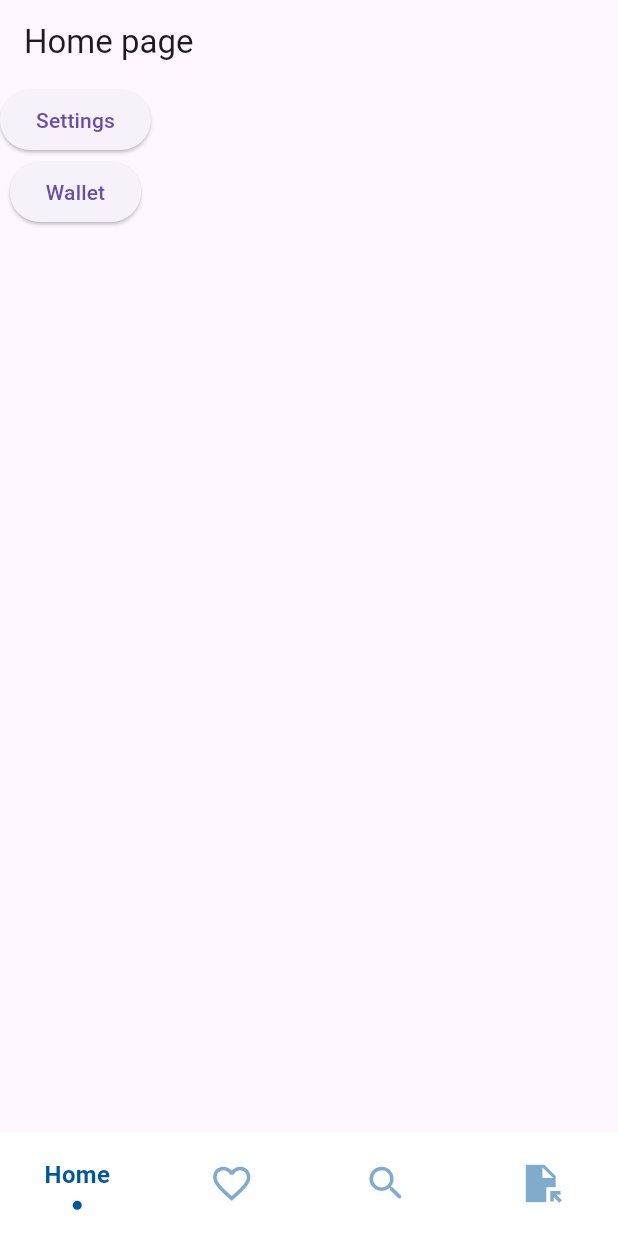
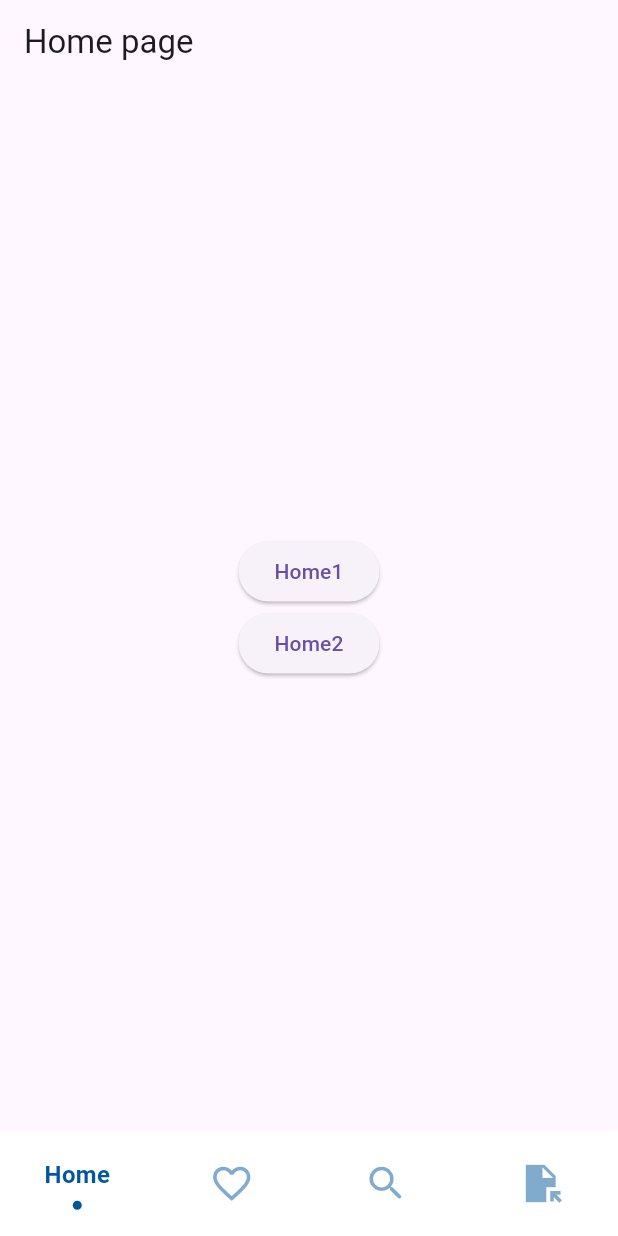
Before and after one commit to sibanjar/gorouter_bottomnav, a Flutter app: the screen it shows after launch, on a phone screen of 412 x 824 dp. Run offline on Flutter 3.47's test engine with Material 3 defaults, Android fonts, the phone set to English and light mode, and no system bars; drawn by our look-alikes of sliding_clipped_nav_bar; our stand-ins replace go_router.

Commit message:
minor fix.

```diff
--- /dev/null
+++ b/lib/home_page.dart
@@ -0,0 +1,43 @@
+import 'package:flutter/material.dart';
+import 'package:go_router/go_router.dart';
+
+import 'utility/routes/route_names.dart';
+
+class HomePage extends StatefulWidget {
+  const HomePage({super.key});
+
+  @override
+  State<HomePage> createState() => _HomePageState();
+}
+
+class _HomePageState extends State<HomePage> {
+
+  @override
+  Widget build(BuildContext context) {
+    return Scaffold(
+      appBar: AppBar(title: const Text('Home page'),),
+      body: Center(
+        child: SingleChildScrollView(
+    child: SafeArea(
+        child: Column(
+          children: [
+          ElevatedButton(
+              onPressed: (){
+                context.goNamed(RoutePathConstants.setting);
+              },
+          child: const Text('Home1'),
+          ),
+            ElevatedButton(
+              onPressed: (){
+                context.goNamed(RoutePathConstants.wallet);
+              },
+          child: const Text('Home2'),
+          ),
+        ]
+         ),
+    ),
+    ),
+      ),
+    );
+  }
+}
--- a/lib/nav_component/home_page.dart
+++ /dev/null
@@ -1,37 +0,0 @@
-import 'package:flutter/material.dart';
-import 'package:go_router/go_router.dart';
-
-import '../utility/routes/route_names.dart';
-
-class HomePage extends StatefulWidget {
-  const HomePage({super.key});
-
-  @override
-  State<HomePage> createState() => _HomePageState();
-}
-
-class _HomePageState extends State<HomePage> {
-
-  @override
-  Widget build(BuildContext context) {
-    return Scaffold(
-      appBar: AppBar(title: Text('Home page'),),
-      body: SingleChildScrollView(
-    child: SafeArea(
-      child: Column(
-        children: [
-        ElevatedButton(
-            onPressed: ()=>context.goNamed(RoutePathConstants.setting),
-        child: const Text('Settings'),
-        ),
-          ElevatedButton(
-            onPressed: ()=>context.goNamed(RoutePathConstants.wallet),
-        child: const Text('Wallet'),
-        ),
-      ]
-       ),
-    ),
-    ),
-    );
-  }
-}
--- a/lib/navbar.dart
+++ b/lib/navbar.dart
@@ -14,10 +14,8 @@ class _BottomNavBarState extends State<BottomNavBar> {
   int selectedIndex = 0;
 
   void _goToBranch(int index){
-    widget.navigationShell.goBranch(
-        index,
-    initialLocation: index == widget.navigationShell.currentIndex,
-    );
+    widget.navigationShell.goBranch(index,
+    initialLocation: index == widget.navigationShell.currentIndex);
   }
 
   @override
--- a/lib/utility/routes/app_routes.dart
+++ b/lib/utility/routes/app_routes.dart
@@ -1,22 +1,23 @@
 
 import 'package:go_router/go_router.dart';
 import 'package:flutter/material.dart';
-import 'package:gorouter_bottomnav/nav_component/blog_page.dart';
+import 'package:gorouter_bottomnav/blog_page.dart';
 import 'package:gorouter_bottomnav/nav_component/faq.dart';
 import 'package:gorouter_bottomnav/nav_component/favourite_page.dart';
 import 'package:gorouter_bottomnav/navbar.dart';
 import 'package:gorouter_bottomnav/utility/routes/route_names.dart';
 import 'package:gorouter_bottomnav/wallet/wallet_page.dart';
 
-import '../../nav_component/home_page.dart';
+import '../../home_page.dart';
 import '../../settings/setting.dart';
 
 class AppRouter{
   final GlobalKey<NavigatorState> _rootNavigatorKey =  GlobalKey<NavigatorState>();
-  final GlobalKey<NavigatorState> _homeNavigatorKey =  GlobalKey<NavigatorState>(debugLabel: 'shellHome');
-  final GlobalKey<NavigatorState> _faqNavigatorKey =  GlobalKey<NavigatorState>(debugLabel: 'shellFaq');
-  final GlobalKey<NavigatorState> _favNavigatorKey =  GlobalKey<NavigatorState>(debugLabel: 'shellFav');
-  final GlobalKey<NavigatorState> _blogNavigatorKey =  GlobalKey<NavigatorState>(debugLabel: 'shellBlog');
+  // final GlobalKey<NavigatorState> _homeNavigatorKey =  GlobalKey<NavigatorState>(debugLabel: 'shellHome');
+  // final GlobalKey<NavigatorState> _faqNavigatorKey =  GlobalKey<NavigatorState>(debugLabel: 'shellFaq');
+  // final GlobalKey<NavigatorState> _favNavigatorKey =  GlobalKey<NavigatorState>(debugLabel: 'shellFav');
+  // final GlobalKey<NavigatorState> _blogNavigatorKey =  GlobalKey<NavigatorState>(debugLabel: 'shellBlog');
+
   GoRouter returnRouter(bool isAuth){
     GoRouter  router = GoRouter(
       navigatorKey: _rootNavigatorKey,
@@ -24,12 +25,11 @@ class AppRouter{
       routes: <RouteBase>[
         StatefulShellRoute.indexedStack(
           builder: (context, state, navigationShell) {
-            return BottomNavBar(
-              navigationShell: navigationShell,
-            );
+            return BottomNavBar(navigationShell: navigationShell,);
           },
           branches:<StatefulShellBranch> [
             StatefulShellBranch(
+              // navigatorKey: _homeNavigatorKey,
                 routes: [
                   GoRoute(
                       path: '/',
@@ -39,29 +39,49 @@ class AppRouter{
                       },
                       routes: [
                         GoRoute(
-                    parentNavigatorKey: _rootNavigatorKey,
                           path: 'setting',
                           name: RoutePathConstants.setting,
                           builder: (BuildContext context, GoRouterState state) {
                             return SettingPage();
                           },
                         ),
+                        GoRoute(
+                          parentNavigatorKey: _rootNavigatorKey,
+                          path: 'wallet',
+                          name: RoutePathConstants.wallet,
+                          builder: (BuildContext context, GoRouterState state) {
+                            return WalletPage();
+                          },
+                        ),
+                        // if we put blog in here. after change navbar, always return to blog homepage.
+                      ]
+                  ),
+                ]),
+
+            StatefulShellBranch(
+                // navigatorKey:_blogNavigatorKey,
+                // initialLocation: '/blog',
+                routes: [
+                  GoRoute(
+                    path: '/blog',
+                    name: RoutePathConstants.blog,
+                    builder: (BuildContext context, GoRouterState state) {
+                      return BlogPage(title:'blog');
+                    },
+                    routes: [
+                      GoRoute(
+                        parentNavigatorKey: _rootNavigatorKey,
+                        path: 'blogpage',
+                        name: RoutePathConstants.blogpage,
+                        builder: (BuildContext context, GoRouterState state) {
+                          return BlogPage(title:'blogpage');
+                        },
+                      ),
                     ]
                   ),
                 ]),
             StatefulShellBranch(
-              navigatorKey:_blogNavigatorKey,
-              routes: [
-                GoRoute(
-                  path: '/blogpage',
-                  name: RoutePathConstants.blogpage,
-                  builder: (BuildContext context, GoRouterState state) {
-                    return const BlogPage();
-                  },
-                ),
-            ]),
-            StatefulShellBranch(
-              navigatorKey:_faqNavigatorKey,
+                // navigatorKey:_faqNavigatorKey,
                 routes: [
                   GoRoute(
                     path: '/faq',
@@ -72,66 +92,18 @@ class AppRouter{
                   ),
                 ]),
             StatefulShellBranch(
-              navigatorKey:_favNavigatorKey,
+                // navigatorKey:_favNavigatorKey,
                 routes: [
                   GoRoute(
-                  path: '/favpage',
+                    path: '/favpage', // horoscope.
                     name: RoutePathConstants.favpage,
                     builder: (BuildContext context, GoRouterState state) {
                       return const FavouritePage();
                     },
                   ),
                 ]),
-
           ],
         ),
-
-        GoRoute(
-          parentNavigatorKey: _rootNavigatorKey,
-          path: '/wallet',
-          name: RoutePathConstants.wallet,
-          builder: (BuildContext context, GoRouterState state) {
-            return WalletPage();
-          },
-        ),
-
-        // GoRoute(
-        //   path: '/',
-        //   builder: (BuildContext context, GoRouterState state) {
-        //     return const HomePage();
-        //   },
-        //   routes: <RouteBase>[
-        //     GoRoute(
-        //       path: 'blogpage',
-        //       name: RoutePathConstants.blogpage,
-        //       builder: (BuildContext context, GoRouterState state) {
-        //         return const BlogPage();
-        //       },
-        //     ),
-        //     GoRoute(
-        //       path: 'faq',
-        //       name: RoutePathConstants.faq,
-        //       builder: (BuildContext context, GoRouterState state) {
-        //         return const FaqPage();
-        //       },
-        //     ),
-        //     GoRoute(
-        //       path: 'favpage',
-        //       name: RoutePathConstants.favpage,
-        //       builder: (BuildContext context, GoRouterState state) {
-        //         return const FavouritePage();
-        //       },
-        //     ),
-        //     GoRoute(
-        //       path: 'objectBox',
-        //       name: RoutePathConstants.rxdart,
-        //       builder: (BuildContext context, GoRouterState state) {
-        //         return FaqPage();
-        //       },
-        //     ),
-        //
-        //   ],
-        // ),
       ],
 
     );
--- a/lib/utility/routes/route_names.dart
+++ b/lib/utility/routes/route_names.dart
@@ -1,6 +1,7 @@
 class RoutePathConstants {
   // view
   static const String home = 'home';
+  static const String blog = 'blog';
   static const String blogpage = 'blogpage';
   static const String faq = 'faq';
   static const String favpage = 'favpage';
--- a/lib/wallet/sub_walletpage.dart
+++ b/lib/wallet/sub_walletpage.dart
@@ -14,7 +14,7 @@ class SubWalletPage extends StatelessWidget {
             onPressed: (){
               context.pop();
             },
-            child: const Text('Go to wallet'),
+            child: const Text('Back'),
           ),
         )
     );
```
Also changed, not shown: lib/blog_page.dart (added, +32 -0 lines), lib/nav_component/blog_page.dart (deleted, +0 -13 lines), pubspec.yaml (+0 -40 lines). Lines whose indentation alone changed are shown as unchanged.
